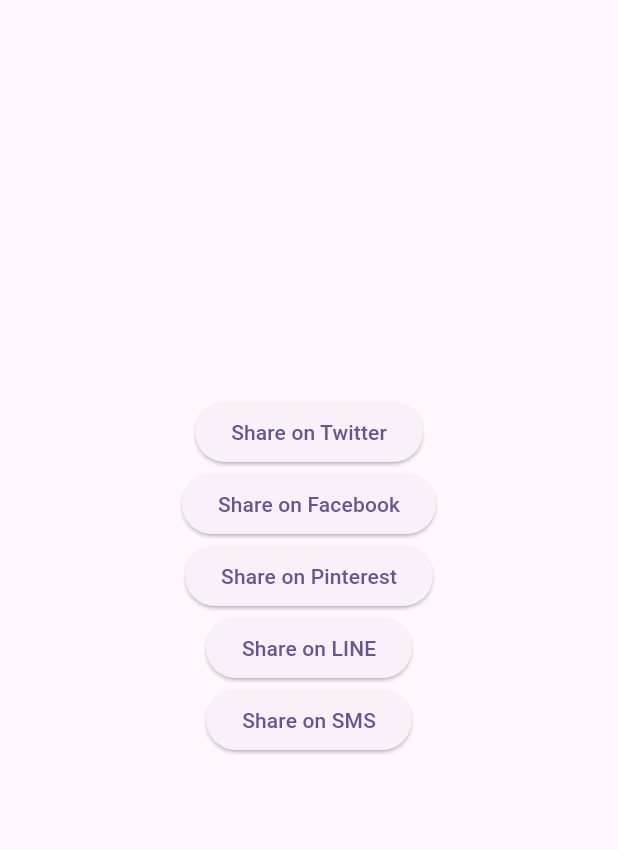
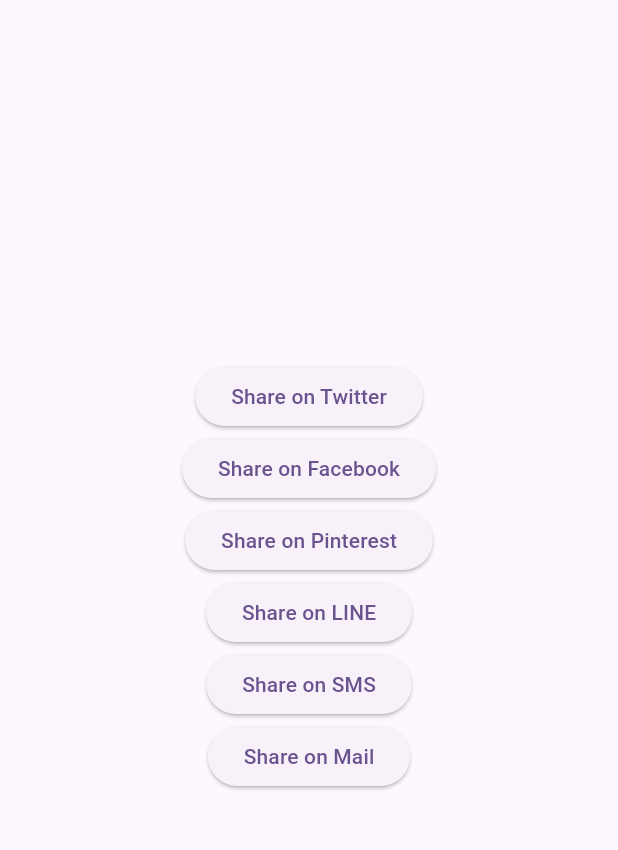
Before and after one commit to yfujiki/share_url_sns, a Flutter app: the screen it shows after launch, on a phone screen of 412 x 824 dp, the part 84-934 px from its top. Run offline on Flutter 3.47's test engine with Material 3 defaults, Android fonts, the phone set to English and light mode, and no system bars.

Commit message:
Add mail

```diff
--- a/lib/main.dart
+++ b/lib/main.dart
@@ -78,6 +78,10 @@ enum SNSType {
   sms(
     title: 'SMS',
     url: 'sms:?body=https%3A%2F%2Fwww.google.com',
+  ),
+  mail(
+    title: 'Mail',
+    url: 'mailto:?body=https%3A%2F%2Fwww.google.com',
   );
 
   final String title;
@@ -91,6 +95,12 @@ enum SNSType {
 
 class _MyHomePageState extends State<MyHomePage> {
   void _share({required SNSType type}) async {
+    if (type == SNSType.facebook) {
+      await launchUrl(Uri.parse(type.url),
+          mode: LaunchMode.externalApplication);
+      return;
+    }
+
     final url = Uri.parse(type.url);
     final canOpen = await canLaunchUrl(url);
     if (!canOpen) {
```
